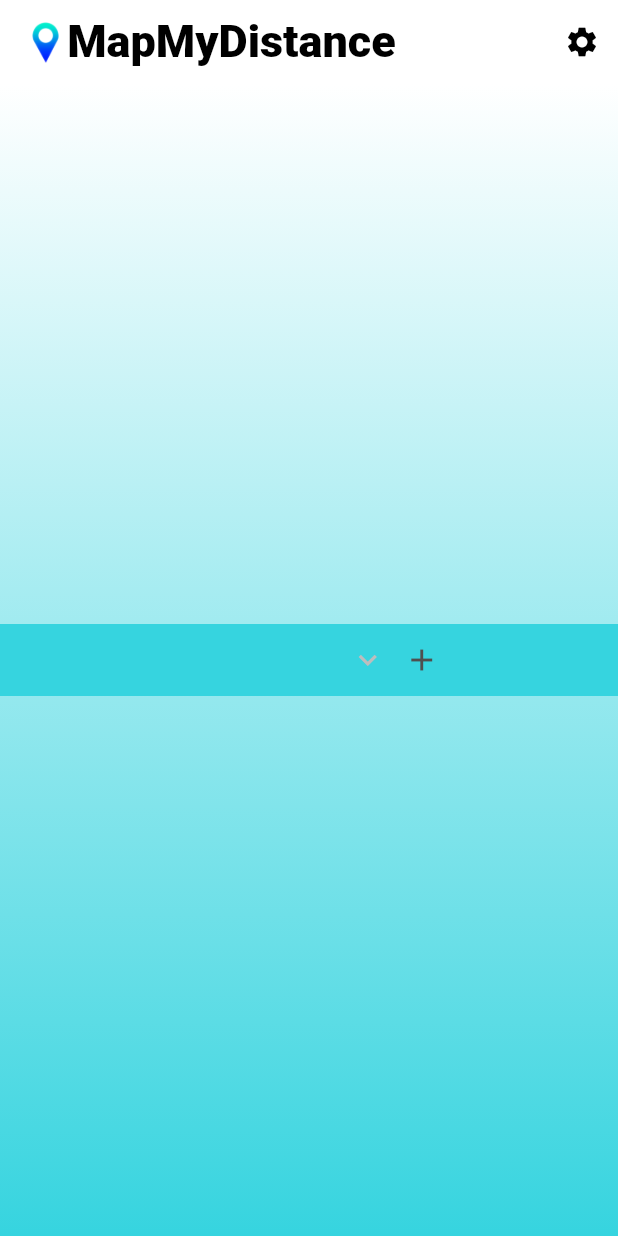
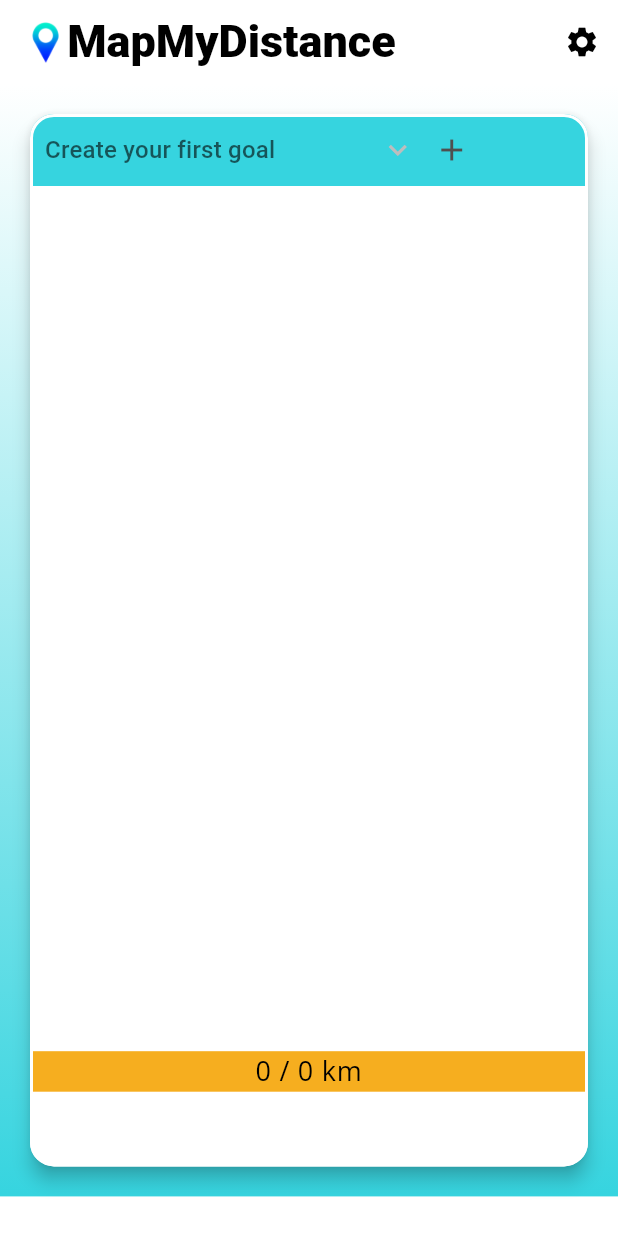
Before and after one commit to kyralux/MapMyDistance, a Flutter app: the screen it shows after launch, on a phone screen of 412 x 824 dp. Run offline on Flutter 3.47's test engine with Material 3 defaults, Android fonts, the light colour scheme and no system bars; our stand-ins replace flutter_map, google_fonts, latlong2, percent_indicator, shared_preferences, sqflite; missing offline and left inert: flutter_map_math; accounts and stored records are empty; generated files the repository leaves out were written again; Roboto replaces fonts that are missing (Abel).

Commit message:
icons, fix issues

```diff
--- a/lib/src/util/map.dart
+++ b/lib/src/util/map.dart
@@ -4,7 +4,6 @@ import 'package:latlong2/latlong.dart';
 import 'package:mapgoal/src/data/goal.dart';
 import 'package:flutter_map_math/flutter_geo_math.dart';
 import 'package:mapgoal/src/util/goals.dart';
-import 'dart:math';
 
 class MapUtils {
   List<Marker> markers = [];
--- a/lib/src/views/main_view.dart
+++ b/lib/src/views/main_view.dart
@@ -1,3 +1,5 @@
+import 'dart:ffi';
+
 import 'package:flutter_gen/gen_l10n/app_localizations.dart';
 import 'package:flutter/material.dart';
 import 'package:flutter_map/flutter_map.dart';
@@ -90,7 +92,7 @@ class _GoalListViewState extends State<GoalListView> {
             Padding(
               padding: const EdgeInsets.only(top: 8),
               child: Image.asset(
-                "image/gradientGPS-empty.PNG",
+                "assets/images/gradientGPS-empty.PNG",
                 height: MediaQuery.of(context).size.height * 0.05,
               ),
             ),
@@ -110,7 +112,9 @@ class _GoalListViewState extends State<GoalListView> {
               }),
         ],
       ),
-      body: Container(
+      body: SingleChildScrollView(
+          child: Container(
+        height: MediaQuery.of(context).size.height * 0.9,
         decoration: BoxDecoration(
           gradient: LinearGradient(
             begin: Alignment.topCenter,
@@ -133,7 +137,7 @@ class _GoalListViewState extends State<GoalListView> {
                 ],
               )
             : _buildEmptyView(context),
-      ),
+      )),
       floatingActionButton:
           goalHandler.goallist.isNotEmpty ? _buildActionButton(context) : null,
     );
@@ -162,16 +166,25 @@ class _GoalListViewState extends State<GoalListView> {
             : distance);
   }
 
+  double calculateProgress() {
+    var result = 0.0;
+    try {
+      result =
+          goalHandler.curGoal.curDistance / goalHandler.curGoal.totalDistance;
+    } catch (e) {
+      return 1;
+    }
+    return result;
+  }
+
   Widget getProgressBar() {
     return Stack(
       children: [
         LinearPercentIndicator(
           padding: const EdgeInsets.all(0),
           lineHeight: 30.0,
-          percent: goalHandler.curGoal.evalFinished()
-              ? 1.0
-              : goalHandler.curGoal.curDistance /
-                  goalHandler.curGoal.totalDistance,
+          percent:
+              goalHandler.curGoal.evalFinished() ? 1.0 : calculateProgress(),
           backgroundColor: Theme.of(context).colorScheme.surface,
           progressColor: Colors.transparent,
           animation: true,
@@ -204,7 +217,7 @@ class _GoalListViewState extends State<GoalListView> {
             padding: const EdgeInsets.only(top: 4),
             alignment: Alignment.center,
             child: Text(
-              '${(goalHandler.curGoal.curDistance / goalHandler.curGoal.totalDistance * 100).toStringAsFixed(2)}%',
+              '${(calculateProgress() * 100).toStringAsFixed(2)}%',
               style: TextStyle(
                 color: Theme.of(context).colorScheme.onSurface,
                 fontWeight: FontWeight.bold,
@@ -216,30 +229,38 @@ class _GoalListViewState extends State<GoalListView> {
   }
 
   Widget _buildEmptyView(BuildContext context) {
-    return Column(
-      mainAxisAlignment: MainAxisAlignment.center,
-      children: [
-        getDropDownRow(context),
-        // Text(
-        //   AppLocalizations.of(context)!.emptyText,
-        //   style: const TextStyle(fontSize: 18.0),
-        // ),
-        // const SizedBox(height: 20),
-        // Row(
-        //   mainAxisAlignment: MainAxisAlignment.center,
-        //   children: [
-        //     FloatingActionButton(
-        //       onPressed: () => showGoalDialog(context, null),
-        //       heroTag: 'addButton',
-        //       backgroundColor: Theme.of(context).colorScheme.secondary,
-        //       child: Icon(
-        //         Icons.add,
-        //         color: Theme.of(context).colorScheme.onSecondary,
-        //       ),
-        //     ),
-        //   ],
-        // ),
-      ],
+    goalHandler.goallist = goalHandler
+        .goallist; // seems like i need this so it reacts on the change later and shows the first goal;
+    return Padding(
+      padding: const EdgeInsets.all(16.0),
+      child: Card(
+        shape: RoundedRectangleBorder(
+          side: BorderSide(
+            color: Theme.of(context).colorScheme.primary,
+            width: 2.0,
+          ),
+          borderRadius: BorderRadius.circular(16.0),
+        ),
+        elevation: 5,
+        child: ClipRRect(
+          borderRadius: BorderRadius.circular(16.0),
+          child: Column(
+            mainAxisSize: MainAxisSize.min,
+            children: [
+              getDropDownRow(context),
+              SizedBox(height: MediaQuery.of(context).size.height * 0.7),
+              Container(
+                  width: double.infinity,
+                  color: Theme.of(context).colorScheme.tertiary,
+                  child: Text(
+                    "0 / 0 ${widget.controller.distanceUnit.short}",
+                    textAlign: TextAlign.center,
+                    style: Theme.of(context).textTheme.bodyLarge,
+                  )),
+            ],
+          ),
+        ),
+      ),
     );
   }
 
@@ -266,7 +287,7 @@ class _GoalListViewState extends State<GoalListView> {
                 mapUtils.getMap(
                   LatLng(goalHandler.curGoal.latStart,
                       goalHandler.curGoal.longStart),
-                  MediaQuery.of(context).platformBrightness == Brightness.dark,
+                  Theme.of(context).brightness == Brightness.dark,
                 ),
                 Padding(
                   padding: const EdgeInsets.all(0),
@@ -508,23 +529,7 @@ class _GoalListViewState extends State<GoalListView> {
                                         ),
                                   ),
                                 ],
-                              )
-                                  // padding: const EdgeInsets.all(15),
-                                  // width: double.infinity,
-                                  // Center(
-                                  //   child: Text(
-                                  //     "${formatNumber(calculatedDistance)} ${widget.controller.distanceUnit.short}",
-                                  //     style: Theme.of(context)
-                                  //         .textTheme
-                                  //         .titleLarge
-                                  //         ?.copyWith(
-                                  //           color: Theme.of(context)
-                                  //               .colorScheme
-                                  //               .tertiary,
-                                  //         ),
-                                  //   ),
-                                  // ),
-                                  ),
+                              )),
                             ],
                           )))),
               actions: [
@@ -882,6 +887,7 @@ class _GoalListViewState extends State<GoalListView> {
             SizedBox(
                 width: MediaQuery.of(context).size.width * 0.60,
                 child: DropdownButton(
+                  hint: Text(AppLocalizations.of(context)!.emptyText),
                   underline: Container(),
                   isExpanded: true,
                   value: goalHandler.goallist.isNotEmpty
@@ -936,11 +942,11 @@ class _GoalListViewState extends State<GoalListView> {
 }
 
 /// 1.0:
-/// Overall:
-/// - have a text field style
-/// - final colors
 ///
-/// have empty drowdown and + buttons instead of FAB
+/// Bug 0 distance -> validate that distance is bigger 0
+/// final name
 ///
-/// Bug 0 distance
-/// make dropdown row pretty empty view
+/// issues
+/// erstes picker map loaden ist laaahm
+/// beim theme change flackert die umrandung der map card nochmal auf
+/// bei theme wechsel lädt er die map nicht neu bis zum nächsten öffnen
```
Also changed, not shown: pubspec.yaml (+8 -1 lines), assets/images/gradientGPS-android.PNG (added), assets/images/gradientGPS-empty.PNG (renamed from image/gradientGPS-empty.PNG), 20 other files.
